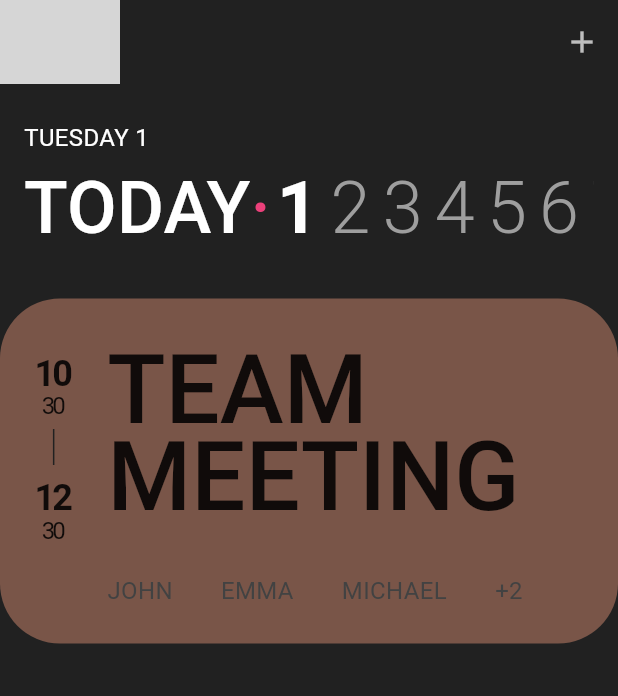
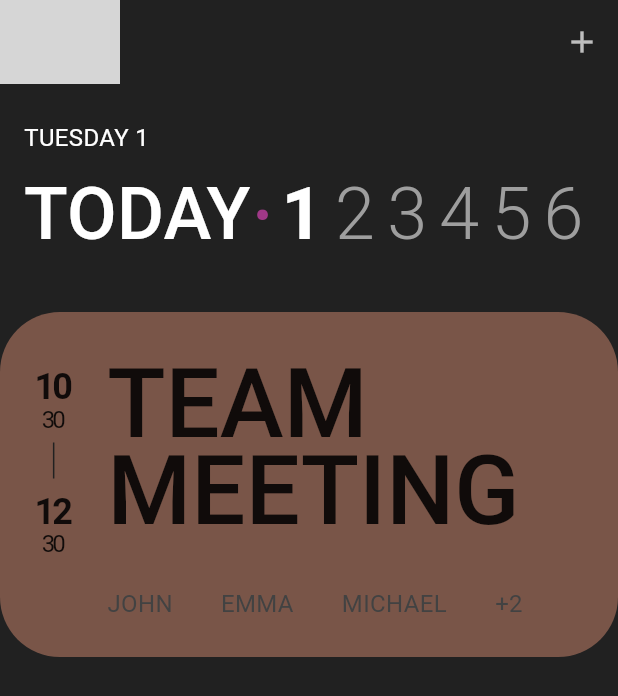
Before and after one commit to 0407chan/flutter_challenge_ui_clone, a Flutter app: the screen it shows after launch, on a phone screen of 412 x 824 dp. Shown: the top 696 px of the screen. Run offline on Flutter 3.47's test engine with Material 3 defaults, Android fonts, the phone set to English and light mode, and no system bars; our stand-ins replace google_fonts; network calls fail; grey boxes are pictures that could not be loaded.

Commit message:
chore: 점 색깔 변경

```diff
--- a/lib/components/date_picker.dart
+++ b/lib/components/date_picker.dart
@@ -40,8 +40,8 @@ class DatePicker extends StatelessWidget {
               ),
               Text(
                 '·',
-                style: Theme.of(context).textTheme.titleMedium!.copyWith(
-                      color: Colors.pink[400],
+                style: Theme.of(context).textTheme.titleLarge!.copyWith(
+                      color: const Color.fromARGB(255, 159, 56, 135),
                     ),
               ),
               Row(
```
